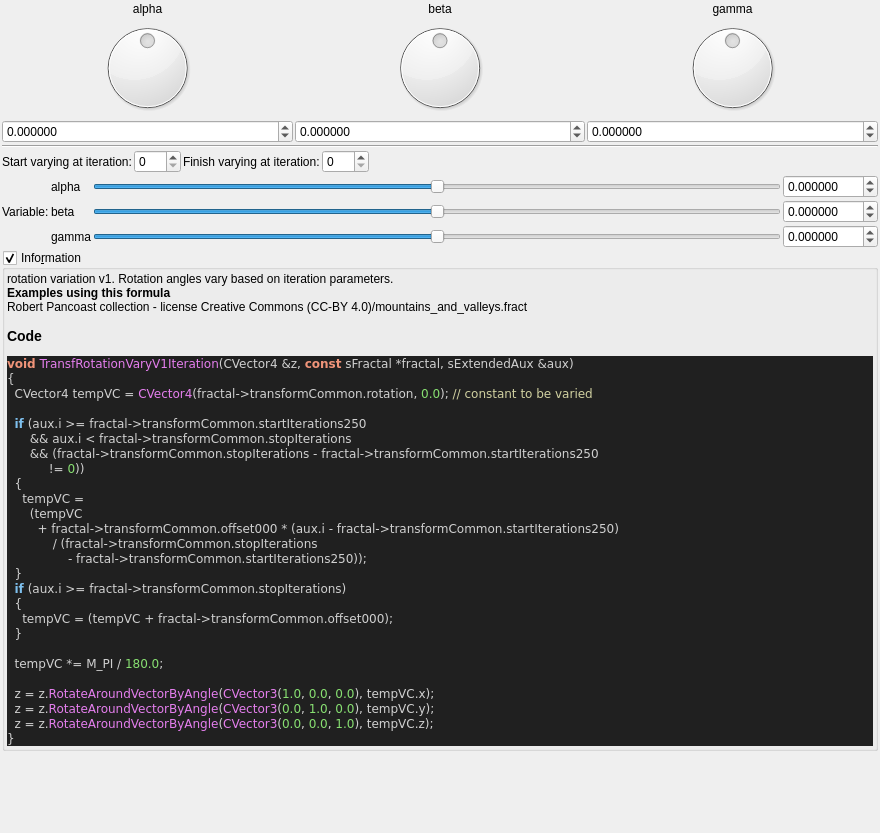
Above: mandelbulber2/formula/ui/fractal_transf_rotation_vary_v1.ui from buddhi1980/mandelbulber2 before the change. Below: the same form after it.
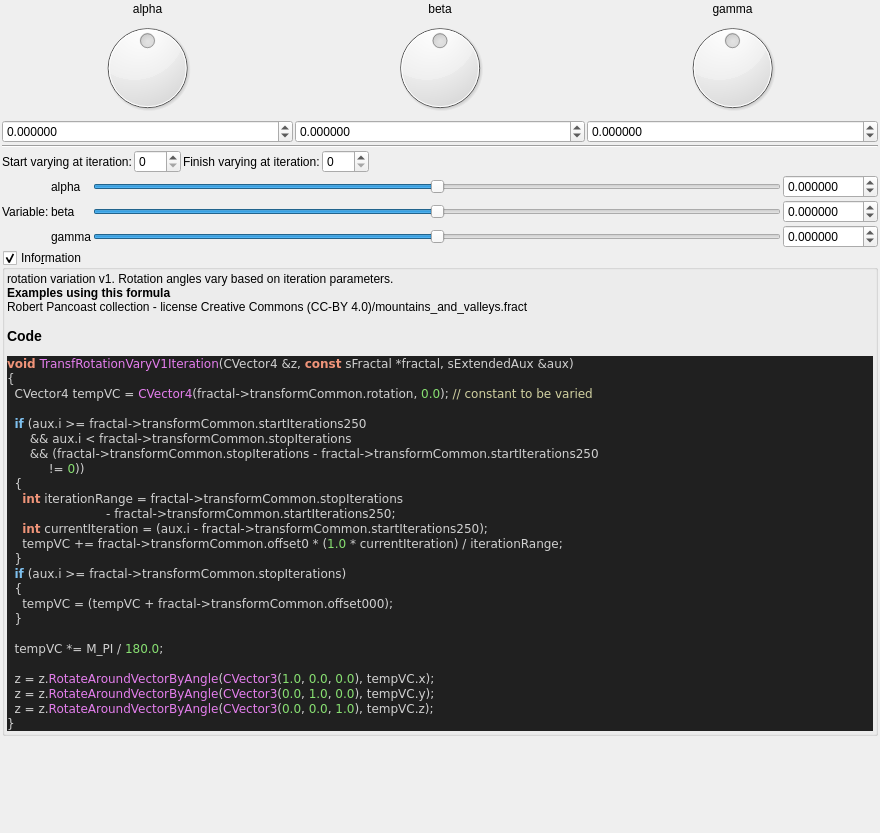
That is the form after the change. Custom widgets are drawn as their Qt base class.

Commit message: added all cl transform files till transf_a*

```diff
--- a/mandelbulber2/formula/ui/fractal_transf_rotation_vary_v1.ui
+++ b/mandelbulber2/formula/ui/fractal_transf_rotation_vary_v1.ui
@@ -480,12 +480,11 @@
       &lt;span style=&quot;color:#d0d0d0&quot;&gt;&amp;amp;&amp;amp;&lt;/span&gt; aux&lt;span style=&quot;color:#d0d0d0&quot;&gt;.&lt;/span&gt;i &lt;span style=&quot;color:#d0d0d0&quot;&gt;&amp;lt;&lt;/span&gt; fractal&lt;span style=&quot;color:#d0d0d0&quot;&gt;-&amp;gt;&lt;/span&gt;transformCommon&lt;span style=&quot;color:#d0d0d0&quot;&gt;.&lt;/span&gt;stopIterations
       &lt;span style=&quot;color:#d0d0d0&quot;&gt;&amp;amp;&amp;amp; (&lt;/span&gt;fractal&lt;span style=&quot;color:#d0d0d0&quot;&gt;-&amp;gt;&lt;/span&gt;transformCommon&lt;span style=&quot;color:#d0d0d0&quot;&gt;.&lt;/span&gt;stopIterations &lt;span style=&quot;color:#d0d0d0&quot;&gt;-&lt;/span&gt; fractal&lt;span style=&quot;color:#d0d0d0&quot;&gt;-&amp;gt;&lt;/span&gt;transformCommon&lt;span style=&quot;color:#d0d0d0&quot;&gt;.&lt;/span&gt;startIterations250
            &lt;span style=&quot;color:#d0d0d0&quot;&gt;!=&lt;/span&gt; &lt;span style=&quot;color:#87df71&quot;&gt;0&lt;/span&gt;&lt;span style=&quot;color:#d0d0d0&quot;&gt;))&lt;/span&gt;
-  &lt;span style=&quot;color:#d0d0d0&quot;&gt;{&lt;/span&gt;
-    tempVC &lt;span style=&quot;color:#d0d0d0&quot;&gt;=&lt;/span&gt;
-      &lt;span style=&quot;color:#d0d0d0&quot;&gt;(&lt;/span&gt;tempVC
-        &lt;span style=&quot;color:#d0d0d0&quot;&gt;+&lt;/span&gt; fractal&lt;span style=&quot;color:#d0d0d0&quot;&gt;-&amp;gt;&lt;/span&gt;transformCommon&lt;span style=&quot;color:#d0d0d0&quot;&gt;.&lt;/span&gt;offset000 &lt;span style=&quot;color:#d0d0d0&quot;&gt;* (&lt;/span&gt;aux&lt;span style=&quot;color:#d0d0d0&quot;&gt;.&lt;/span&gt;i &lt;span style=&quot;color:#d0d0d0&quot;&gt;-&lt;/span&gt; fractal&lt;span style=&quot;color:#d0d0d0&quot;&gt;-&amp;gt;&lt;/span&gt;transformCommon&lt;span style=&quot;color:#d0d0d0&quot;&gt;.&lt;/span&gt;startIterations250&lt;span style=&quot;color:#d0d0d0&quot;&gt;)&lt;/span&gt;
-            &lt;span style=&quot;color:#d0d0d0&quot;&gt;/ (&lt;/span&gt;fractal&lt;span style=&quot;color:#d0d0d0&quot;&gt;-&amp;gt;&lt;/span&gt;transformCommon&lt;span style=&quot;color:#d0d0d0&quot;&gt;.&lt;/span&gt;stopIterations
-                &lt;span style=&quot;color:#d0d0d0&quot;&gt;-&lt;/span&gt; fractal&lt;span style=&quot;color:#d0d0d0&quot;&gt;-&amp;gt;&lt;/span&gt;transformCommon&lt;span style=&quot;color:#d0d0d0&quot;&gt;.&lt;/span&gt;startIterations250&lt;span style=&quot;color:#d0d0d0&quot;&gt;));&lt;/span&gt;
+  &lt;span style=&quot;color:#d0d0d0&quot;&gt;{&lt;/span&gt;  
+    &lt;span style=&quot;color:#f09479; font-weight:bold&quot;&gt;int&lt;/span&gt; iterationRange &lt;span style=&quot;color:#d0d0d0&quot;&gt;=&lt;/span&gt; fractal&lt;span style=&quot;color:#d0d0d0&quot;&gt;-&amp;gt;&lt;/span&gt;transformCommon&lt;span style=&quot;color:#d0d0d0&quot;&gt;.&lt;/span&gt;stopIterations
+                          &lt;span style=&quot;color:#d0d0d0&quot;&gt;-&lt;/span&gt; fractal&lt;span style=&quot;color:#d0d0d0&quot;&gt;-&amp;gt;&lt;/span&gt;transformCommon&lt;span style=&quot;color:#d0d0d0&quot;&gt;.&lt;/span&gt;startIterations250&lt;span style=&quot;color:#d0d0d0&quot;&gt;;&lt;/span&gt;
+    &lt;span style=&quot;color:#f09479; font-weight:bold&quot;&gt;int&lt;/span&gt; currentIteration &lt;span style=&quot;color:#d0d0d0&quot;&gt;= (&lt;/span&gt;aux&lt;span style=&quot;color:#d0d0d0&quot;&gt;.&lt;/span&gt;i &lt;span style=&quot;color:#d0d0d0&quot;&gt;-&lt;/span&gt; fractal&lt;span style=&quot;color:#d0d0d0&quot;&gt;-&amp;gt;&lt;/span&gt;transformCommon&lt;span style=&quot;color:#d0d0d0&quot;&gt;.&lt;/span&gt;startIterations250&lt;span style=&quot;color:#d0d0d0&quot;&gt;);&lt;/span&gt;
+    tempVC &lt;span style=&quot;color:#d0d0d0&quot;&gt;+=&lt;/span&gt; fractal&lt;span style=&quot;color:#d0d0d0&quot;&gt;-&amp;gt;&lt;/span&gt;transformCommon&lt;span style=&quot;color:#d0d0d0&quot;&gt;.&lt;/span&gt;offset0 &lt;span style=&quot;color:#d0d0d0&quot;&gt;* (&lt;/span&gt;&lt;span style=&quot;color:#87df71&quot;&gt;1.0&lt;/span&gt; &lt;span style=&quot;color:#d0d0d0&quot;&gt;*&lt;/span&gt; currentIteration&lt;span style=&quot;color:#d0d0d0&quot;&gt;) /&lt;/span&gt; iterationRange&lt;span style=&quot;color:#d0d0d0&quot;&gt;;&lt;/span&gt;
   &lt;span style=&quot;color:#d0d0d0&quot;&gt;}&lt;/span&gt;
   &lt;span style=&quot;color:#7ec0ee; font-weight:bold&quot;&gt;if&lt;/span&gt; &lt;span style=&quot;color:#d0d0d0&quot;&gt;(&lt;/span&gt;aux&lt;span style=&quot;color:#d0d0d0&quot;&gt;.&lt;/span&gt;i &lt;span style=&quot;color:#d0d0d0&quot;&gt;&amp;gt;=&lt;/span&gt; fractal&lt;span style=&quot;color:#d0d0d0&quot;&gt;-&amp;gt;&lt;/span&gt;transformCommon&lt;span style=&quot;color:#d0d0d0&quot;&gt;.&lt;/span&gt;stopIterations&lt;span style=&quot;color:#d0d0d0&quot;&gt;)&lt;/span&gt;
   &lt;span style=&quot;color:#d0d0d0&quot;&gt;{&lt;/span&gt;
```
The commit also changes 14 other files.
